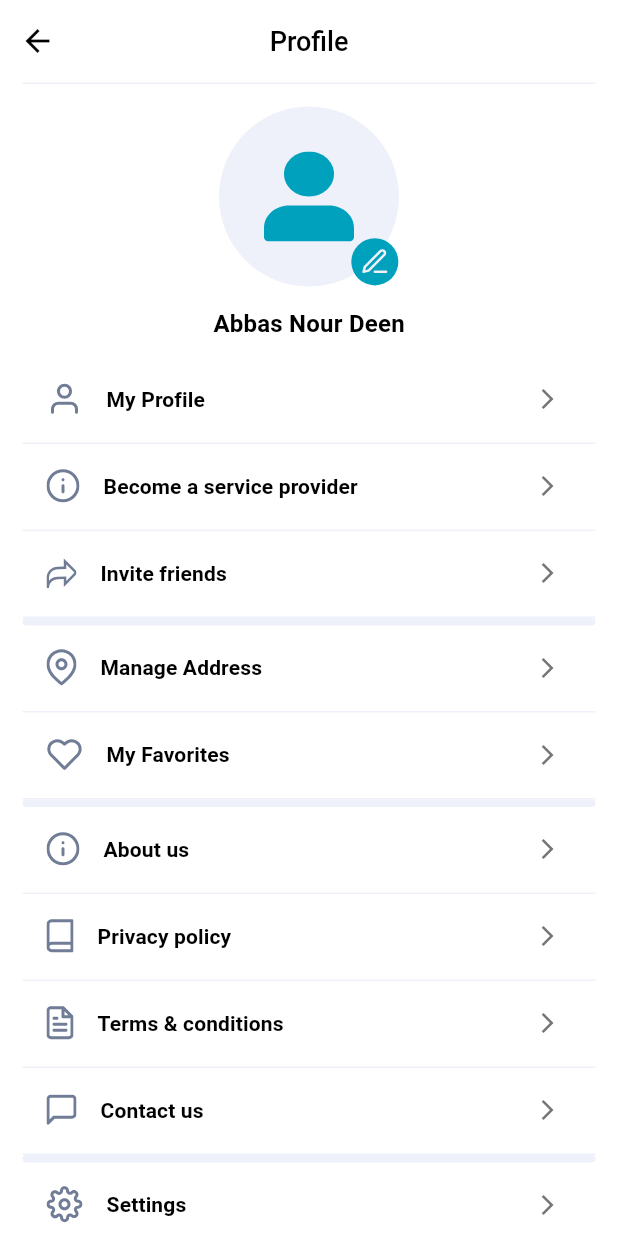
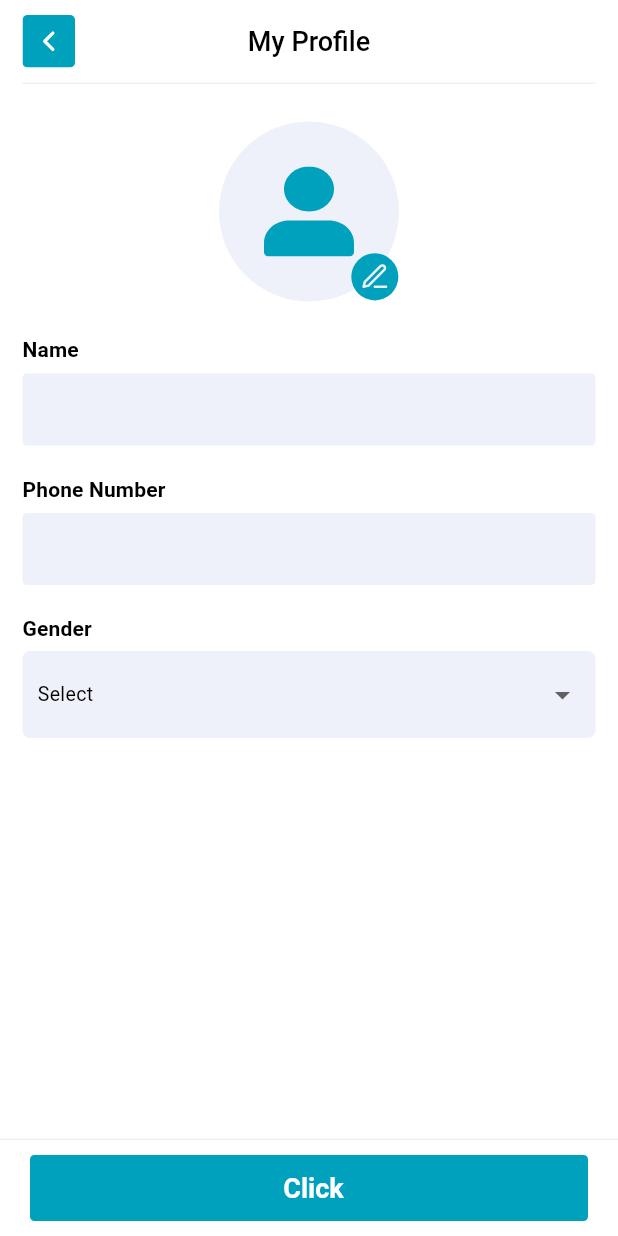
Before and after one commit to Abbas-Nour-Deen/ClickRelease, a Flutter app: the ProfileScreen screen opened directly, after a tap on "My Profile", on a phone screen of 412 x 824 dp. Run offline on Flutter 3.47's test engine with Material 3 defaults, Android fonts, the phone set to English and light mode, and no system bars; our stand-ins replace another_flutter_splash_screen, auto_size_text, cached_network_image, contained_tab_bar_view, dropdown_button2, flutter_image_slideshow and 12 more; missing offline and left inert: choice, dynamic_height_grid_view, otp_pin_field, rating_summary; accounts and stored records are empty.

Commit message:
working on account

```diff
--- a/lib/models/user_model.dart
+++ b/lib/models/user_model.dart
@@ -3,14 +3,15 @@ class UserModel {
   String firstName;
   String middleName;
   String lastName;
+  String clientUsername;
   String sex;
   String sexDesc;
   String profilePhoto;
   String clientPhone;
   dynamic location;
 
-  UserModel({
-    required this.userID,
+  UserModel(
+      {required this.userID,
       required this.firstName,
       required this.middleName,
       required this.lastName,
@@ -19,10 +20,11 @@ class UserModel {
       required this.profilePhoto,
       required this.clientPhone,
       required this.location,
-  });
+      required this.clientUsername});
 
   factory UserModel.fromJson(Map<String, dynamic> json) {
     return UserModel(
+      clientUsername: json['Username'],
       userID: json['clientId'],
       firstName: json['FirstName'] ?? "",
       middleName: json['MiddleName'] ?? "",
--- /dev/null
+++ b/lib/screens/profile_screens/editProfile_screen.dart
@@ -0,0 +1,130 @@
+import 'package:click_release/controllers/login_controller.dart';
+import 'package:click_release/models/gender_model.dart';
+import 'package:click_release/screens/profile_screens/profileScreen_widgets/profile_photo.dart';
+import 'package:click_release/theme/constant_designs.dart';
+import 'package:click_release/widgets/public_widgets/appBar.dart';
+import 'package:click_release/widgets/public_widgets/customeButtomSheet.dart';
+import 'package:click_release/widgets/public_widgets/custome_btn.dart';
+import 'package:click_release/widgets/public_widgets/custome_input.dart';
+import 'package:flutter/material.dart';
+import 'package:get/get.dart';
+
+class EditProfileScreen extends StatelessWidget {
+  final LoginController loginController;
+  const EditProfileScreen({super.key, required this.loginController});
+
+  @override
+  Widget build(BuildContext context) {
+    return Scaffold(
+      bottomSheet: bottomSheet(),
+      appBar: CustomeAppBar(title: "My Profile"),
+      body: SingleChildScrollView(
+        child: Padding(
+          padding: const EdgeInsets.all(5),
+          child: Column(
+            crossAxisAlignment: CrossAxisAlignment.center,
+            children: [
+              Container(
+                margin: const EdgeInsets.symmetric(vertical: 20),
+                child: Center(
+                  child: ProfilePhoto(
+                    imageUrl: loginController.currentUser.profilePhoto,
+                  ),
+                ),
+              ),
+              CustomeInput(
+                textcontroller: loginController.userNameController,
+                hint: loginController.currentUser.clientUsername,
+                type: "name",
+                title: "Name",
+                margin: const EdgeInsets.symmetric(horizontal: 10, vertical: 2),
+              ),
+              const SizedBox(
+                height: 15,
+              ),
+              CustomeInput(
+                enabled: false,
+                textcontroller: loginController.phoneController,
+                hint: loginController.currentUser.clientPhone,
+                type: "name",
+                title: "Phone Number",
+                margin: const EdgeInsets.symmetric(horizontal: 10, vertical: 2),
+              ),
+              const SizedBox(
+                height: 15,
+              ),
+              Container(
+                margin: const EdgeInsets.symmetric(horizontal: 10, vertical: 2),
+                child: Column(
+                  crossAxisAlignment: CrossAxisAlignment.start,
+                  children: [
+                    Text(
+                      "Gender",
+                      style: Get.textTheme.titleSmall,
+                    ),
+                    const SizedBox(
+                      height: 5,
+                    ),
+                    Container(
+                      decoration: customContainerDecoration(),
+                      child: GetBuilder<LoginController>(
+                        id: 'genderDropDown',
+                        builder: (controller) => DropdownButtonHideUnderline(
+                          child: DropdownButton<GenderModel>(
+                            elevation: 2,
+                            padding: const EdgeInsets.symmetric(
+                                vertical: 5, horizontal: 10),
+                            underline: Container(),
+                            isExpanded: true,
+                            dropdownColor:
+                                Get.theme.colorScheme.primaryContainer,
+                            value: loginController.selectedGender,
+                            hint: Text(
+                              "Select",
+                              style: Get.textTheme.bodyMedium,
+                            ),
+                            items: loginController.genders
+                                .map(
+                                  (e) => DropdownMenuItem(
+                                    value: e,
+                                    child: Text(
+                                      e.type,
+                                    ),
+                                  ),
+                                )
+                                .toList(),
+                            onChanged: (value) {
+                              loginController.selectedGender = value;
+                              loginController.update(["genderDropDown"]);
+                              print(value!.type);
+                            },
+                          ),
+                        ),
+                      ),
+                    ),
+                  ],
+                ),
+              )
+            ],
+          ),
+        ),
+      ),
+    );
+  }
+
+  Widget bottomSheet() {
+    return CustomeButtomSheet(
+      childrens: [
+        Expanded(
+          child: CustomeButton(
+            ontap: () {
+              loginController.updateUser();
+            },
+            text: "Click",
+            width: double.infinity,
+          ),
+        )
+      ],
+    );
+  }
+}
--- a/lib/screens/profile_screens/profileScreen_widgets/profile_photo.dart
+++ b/lib/screens/profile_screens/profileScreen_widgets/profile_photo.dart
@@ -17,7 +17,7 @@ class ProfilePhoto extends StatelessWidget {
           decoration: BoxDecoration(
               color: lightThemeDividerColor,
               borderRadius: BorderRadius.circular(100)),
-          child: imageUrl == null
+          child: imageUrl == null || imageUrl!.isEmpty
               ? ClipRRect(
                   borderRadius: BorderRadius.circular(0),
                   child: SvgPicture.asset(
--- a/lib/screens/profile_screens/profile_screen.dart
+++ b/lib/screens/profile_screens/profile_screen.dart
@@ -1,4 +1,6 @@
+import 'package:click_release/controllers/login_controller.dart';
 import 'package:click_release/screens/profile_screens/contact_us.dart';
+import 'package:click_release/screens/profile_screens/editProfile_screen.dart';
 import 'package:click_release/widgets/public_widgets/appBar.dart';
 import 'package:click_release/widgets/public_widgets/customedivider.dart';
 import 'package:click_release/screens/profile_screens/profileScreen_widgets/profile_option_tile.dart';
@@ -7,7 +9,9 @@ import 'package:flutter/material.dart';
 import 'package:get/get.dart';
 
 class ProfileScreen extends StatelessWidget {
-  const ProfileScreen({super.key});
+  ProfileScreen({super.key});
+
+  final LoginController loginController = Get.find();
 
   @override
   Widget build(BuildContext context) {
@@ -40,7 +44,7 @@ class ProfileScreen extends StatelessWidget {
             height: 13,
           ),
           Text(
-            "Abbas Nour Deen",
+            loginController.currentUser.clientUsername,
             style: Get.textTheme.titleMedium,
           )
         ],
@@ -53,7 +57,11 @@ class ProfileScreen extends StatelessWidget {
       children: [
         ProfileOptionTile(
           iconPath: "assets/icons/lightheme_icons/user_icon.svg",
-          onTap: () {},
+          onTap: () {
+            Get.to(EditProfileScreen(
+              loginController: loginController,
+            ));
+          },
           title: "My Profile",
         ),
         ProfileOptionTile(
--- a/lib/widgets/public_widgets/custome_input.dart
+++ b/lib/widgets/public_widgets/custome_input.dart
@@ -7,7 +7,7 @@ class CustomeInput extends StatelessWidget {
   final String? hint;
   final String? title;
   final Function(String)? onChanged;
-
+  final bool? enabled;
   final Color? color;
   final EdgeInsets? padding;
   final EdgeInsets? margin;
@@ -20,7 +20,8 @@ class CustomeInput extends StatelessWidget {
       this.title,
       this.color,
       this.padding,
-      this.margin});
+      this.margin,
+      this.enabled});
 
   @override
   Widget build(BuildContext context) {
@@ -77,6 +78,7 @@ class CustomeInput extends StatelessWidget {
                   borderRadius: BorderRadius.circular(3),
                 ),
                 child: TextField(
+                  enabled: enabled ?? true,
                   onChanged: (text) {
                     if (onChanged != null) {
                       onChanged!(text);
```
Also changed, not shown: lib/controllers/login_controller.dart (+21 -0 lines), lib/data/api/login_api.dart (+33 -2 lines), lib/data/repo/login_repo.dart (+11 -0 lines). Lines whose indentation alone changed are shown as unchanged.
